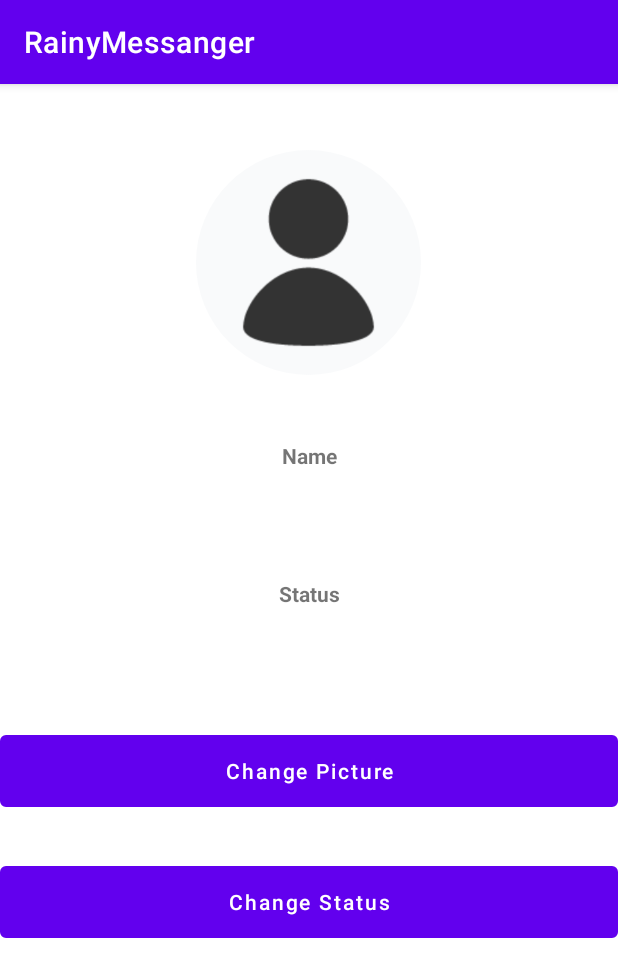
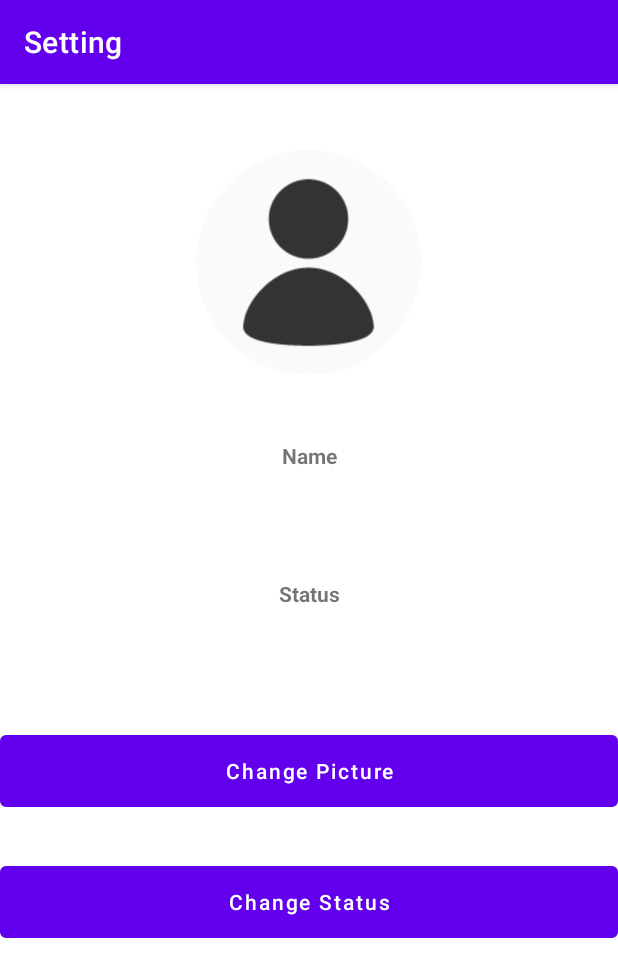
Before and after one commit to hosseinkasiri/Rainy-Messenger, an Android app: the SettingsActivity screen opened directly, with no data from a screen before it, on a phone screen of 412 x 824 dp. Shown: the top 977 px of the screen. Run offline under Robolectric (Android 15) with nearby library versions, the phone set to English and light mode, and no system bars; our stand-ins replace CircleImageView, Firebase (no records; nobody signed in at launch, a user with empty details on screens opened directly); 2 statements that could not run were skipped.

Commit message:
catch name and status for setting

```diff
--- a/app/src/main/java/com/example/rainymessanger/activities/SettingsActivity.kt
+++ b/app/src/main/java/com/example/rainymessanger/activities/SettingsActivity.kt
@@ -4,9 +4,24 @@ import android.content.Context
 import android.content.Intent
 import androidx.appcompat.app.AppCompatActivity
 import android.os.Bundle
+import android.widget.Button
+import android.widget.TextView
 import com.example.rainymessanger.R
+import com.google.firebase.auth.FirebaseAuth
+import com.google.firebase.auth.FirebaseUser
+import com.google.firebase.database.*
+import com.google.firebase.storage.StorageReference
 
 class SettingsActivity : AppCompatActivity() {
+
+    lateinit var mDatabase: DatabaseReference
+    lateinit var mCurrentUser: FirebaseUser
+    lateinit var mStorage: StorageReference
+
+    lateinit var mName: TextView
+    lateinit var mStatus: TextView
+    lateinit var mChangePic: Button
+    lateinit var mChangeStatus: Button
 
     companion object{
         fun newIntent(context: Context) : Intent {
@@ -18,5 +33,33 @@ class SettingsActivity : AppCompatActivity() {
     override fun onCreate(savedInstanceState: Bundle?) {
         super.onCreate(savedInstanceState)
         setContentView(R.layout.activity_settings)
+        findViews()
+        supportActionBar!!.title = "Setting"
+        mCurrentUser = FirebaseAuth.getInstance().currentUser!!
+        var userId = mCurrentUser.uid
+        mDatabase = FirebaseDatabase.getInstance().reference.child("users").child(userId)
+
+        mDatabase.addValueEventListener(object : ValueEventListener{
+
+            override fun onDataChange(snapshot: DataSnapshot) {
+                var displayName = snapshot.child("displayName").value
+                var image = snapshot.child("image").value
+                var status = snapshot.child("status").value
+                var thumbImage = snapshot.child("thumbImage").value
+                mName.text = displayName.toString()
+                mStatus.text = status.toString()
+            }
+
+            override fun onCancelled(error: DatabaseError) {
+
+            }
+        })
+    }
+
+    private fun findViews(){
+        mName = findViewById(R.id.setting_name)
+        mStatus = findViewById(R.id.setting_status)
+        mChangePic = findViewById(R.id.setting_change_pic)
+        mChangeStatus = findViewById(R.id.setting_change_status)
     }
 }
--- a/app/src/main/java/com/example/rainymessanger/fragments/CreateAccountFragment.kt
+++ b/app/src/main/java/com/example/rainymessanger/fragments/CreateAccountFragment.kt
@@ -60,10 +60,10 @@ class CreateAccountFragment : Fragment() {
     }
 
     private fun createAccount(email: String, password: String, name: String){
-        mAuth!!.createUserWithEmailAndPassword(email, password)
+        mAuth.createUserWithEmailAndPassword(email, password)
             .addOnCompleteListener {
                 if (it.isSuccessful){
-                    var currentUser = mAuth!!.currentUser
+                    var currentUser = mAuth.currentUser
                     var userId = currentUser!!.uid
                     mDatabase = FirebaseDatabase.getInstance().reference.child("users").child(userId)
                     var userObject = HashMap<String, String>()
@@ -71,7 +71,7 @@ class CreateAccountFragment : Fragment() {
                     userObject.put("image", "default")
                     userObject.put("status", "i`m programmer ...")
                     userObject.put("thumbImage", "default")
-                    mDatabase!!.setValue(userObject).addOnCompleteListener {
+                    mDatabase.setValue(userObject).addOnCompleteListener {
                         if (it.isSuccessful) {
                             var intent = DashboardActivity.newIntent(activity!!, name)
                             startActivity(intent)
--- a/app/src/main/java/com/example/rainymessanger/fragments/LoginFragment.kt
+++ b/app/src/main/java/com/example/rainymessanger/fragments/LoginFragment.kt
@@ -38,9 +38,9 @@ class LoginFragment : Fragment() {
         mAuth = FirebaseAuth.getInstance()
 
         mLoginButton.setOnClickListener(View.OnClickListener {
-            var email = mEmail.text.toString()
-            var password = mPassword.text.toString()
-            if (TextUtils.isEmpty(email) && TextUtils.isEmpty(password))
+            var email = mEmail.text.toString().trim()
+            var password = mPassword.text.toString().trim()
+            if (!TextUtils.isEmpty(email) && !TextUtils.isEmpty(password))
                 loginUser(email, password)
             else
                 Toaster.makeToast(activity!!, "please inter your information ")
```
